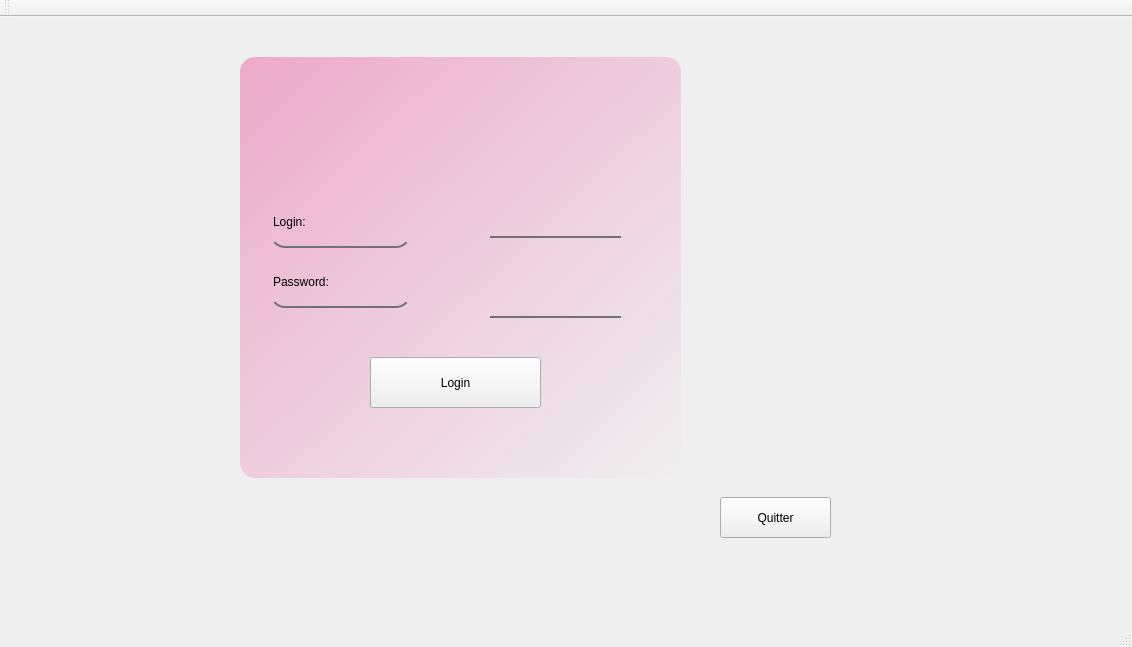
Before: the Qt Designer form mainwindow.ui in mohamedazizgallala/Smart_wedding_reception_2A8, drawn with Qt 5.
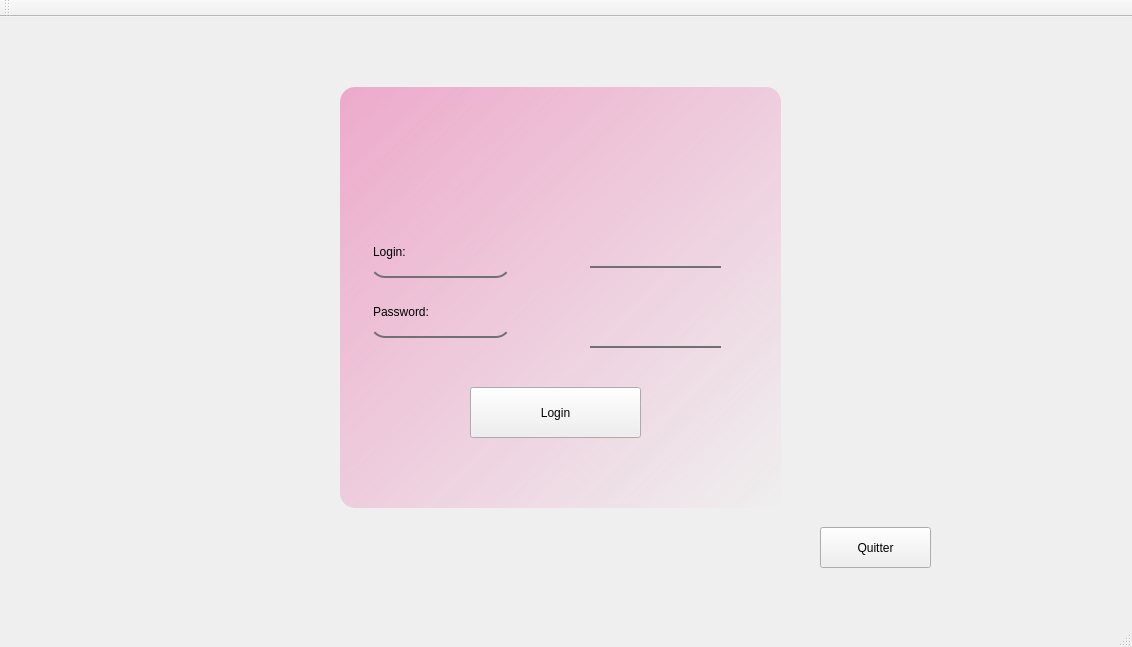
After: the same form once the commit is applied. The open tabs and pages were chosen to show the change. Icons and pictures are not drawn.

Patch:
```diff
--- a/mainwindow.ui
+++ b/mainwindow.ui
@@ -13,12 +13,15 @@
   <property name="windowTitle">
    <string>MainWindow</string>
   </property>
+  <property name="styleSheet">
+   <string notr="true">background-image: url(:/new/prefix1/image/121527165_283003159406450_6476818707641022998_n.jpg);</string>
+  </property>
   <widget class="QWidget" name="centralwidget">
    <widget class="QStackedWidget" name="stackedWidget">
     <property name="geometry">
      <rect>
-      <x>0</x>
-      <y>0</y>
+      <x>100</x>
+      <y>30</y>
       <width>921</width>
       <height>551</height>
      </rect>
@@ -122,6 +125,9 @@
 
 </string>
        </property>
+       <property name="echoMode">
+        <enum>QLineEdit::Password</enum>
+       </property>
       </widget>
       <widget class="QLabel" name="label_24">
        <property name="geometry">
@@ -214,6 +220,23 @@
        <string>Quitter</string>
       </property>
      </widget>
+     <widget class="QLabel" name="lblTime">
+      <property name="geometry">
+       <rect>
+        <x>20</x>
+        <y>40</y>
+        <width>201</width>
+        <height>91</height>
+       </rect>
+      </property>
+      <property name="styleSheet">
+       <string notr="true">background: transparent;
+font: 75 18pt &quot;MS Shell Dlg 2&quot;;</string>
+      </property>
+      <property name="text">
+       <string/>
+      </property>
+     </widget>
     </widget>
     <widget class="QWidget" name="page_12_mar">
      <widget class="QTabWidget" name="tabWidget">
```
Left out of the diff: 57 changed lines with no effect on the pictures.
